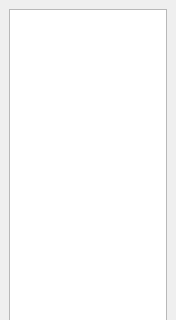
This is bookmarksview.ui in ratelware/logan as Qt 5 draws it before an edit; both pictures show x 0 to 176 and y 0 to 320 of the 176 by 555 pixel window. The edited form follows.
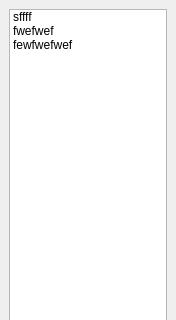
This is the edited form.

Commit message: Display bookmarks. Next steps: jump to bookmark and named bookmark

The edit to the form file:
```diff
--- a/bookmarksview.ui
+++ b/bookmarksview.ui
@@ -10,16 +10,65 @@
     <height>555</height>
    </rect>
   </property>
+  <property name="sizePolicy">
+   <sizepolicy hsizetype="Expanding" vsizetype="Expanding">
+    <horstretch>0</horstretch>
+    <verstretch>0</verstretch>
+   </sizepolicy>
+  </property>
+  <property name="minimumSize">
+   <size>
+    <width>120</width>
+    <height>160</height>
+   </size>
+  </property>
   <property name="features">
-   <set>QDockWidget::DockWidgetFloatable|QDockWidget::DockWidgetMovable</set>
+   <set>QDockWidget::NoDockWidgetFeatures</set>
   </property>
   <property name="windowTitle">
    <string>Bookmarks</string>
   </property>
   <widget class="QWidget" name="dockWidgetContents">
+   <property name="sizePolicy">
+    <sizepolicy hsizetype="Expanding" vsizetype="Expanding">
+     <horstretch>5</horstretch>
+     <verstretch>5</verstretch>
+    </sizepolicy>
+   </property>
+   <property name="minimumSize">
+    <size>
+     <width>120</width>
+     <height>120</height>
+    </size>
+   </property>
    <layout class="QVBoxLayout" name="verticalLayout">
     <item>
-     <widget class="QListView" name="bookmarkList"/>
+     <widget class="QListWidget" name="bookmarkList">
+      <property name="minimumSize">
+       <size>
+        <width>120</width>
+        <height>120</height>
+       </size>
+      </property>
+      <property name="currentRow">
+       <number>-1</number>
+      </property>
+      <item>
+       <property name="text">
+        <string>sffff</string>
+       </property>
+      </item>
+      <item>
+       <property name="text">
+        <string>fwefwef</string>
+       </property>
+      </item>
+      <item>
+       <property name="text">
+        <string>fewfwefwef</string>
+       </property>
+      </item>
+     </widget>
     </item>
    </layout>
   </widget>
```
The commit also changes 22 other files.
